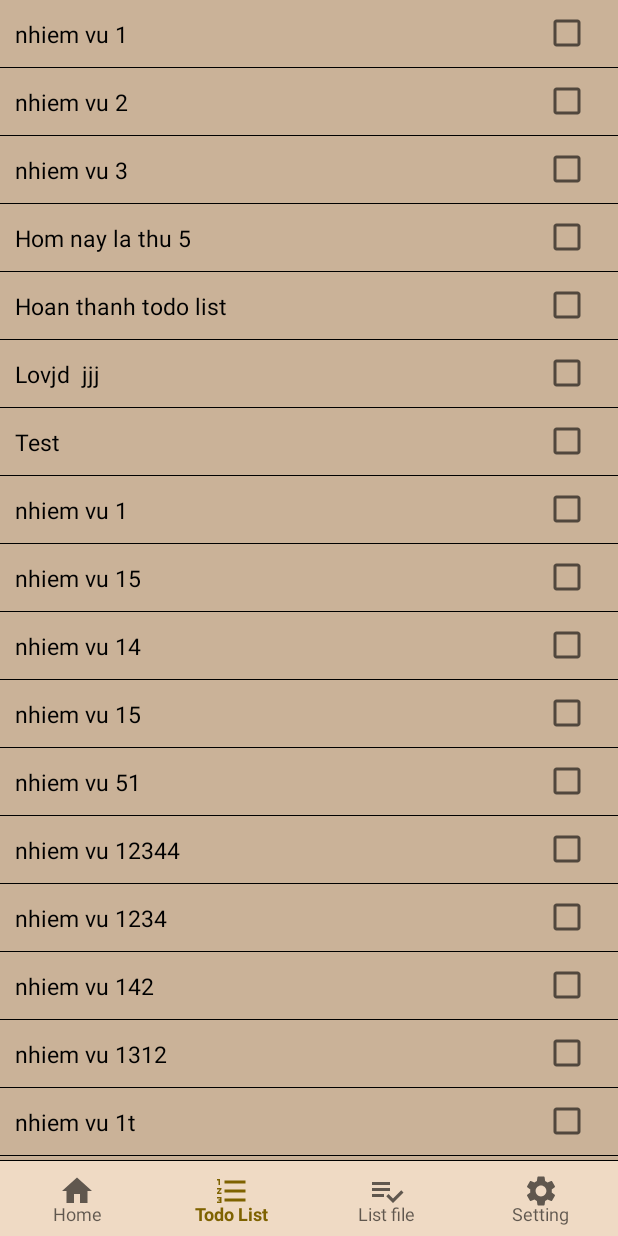
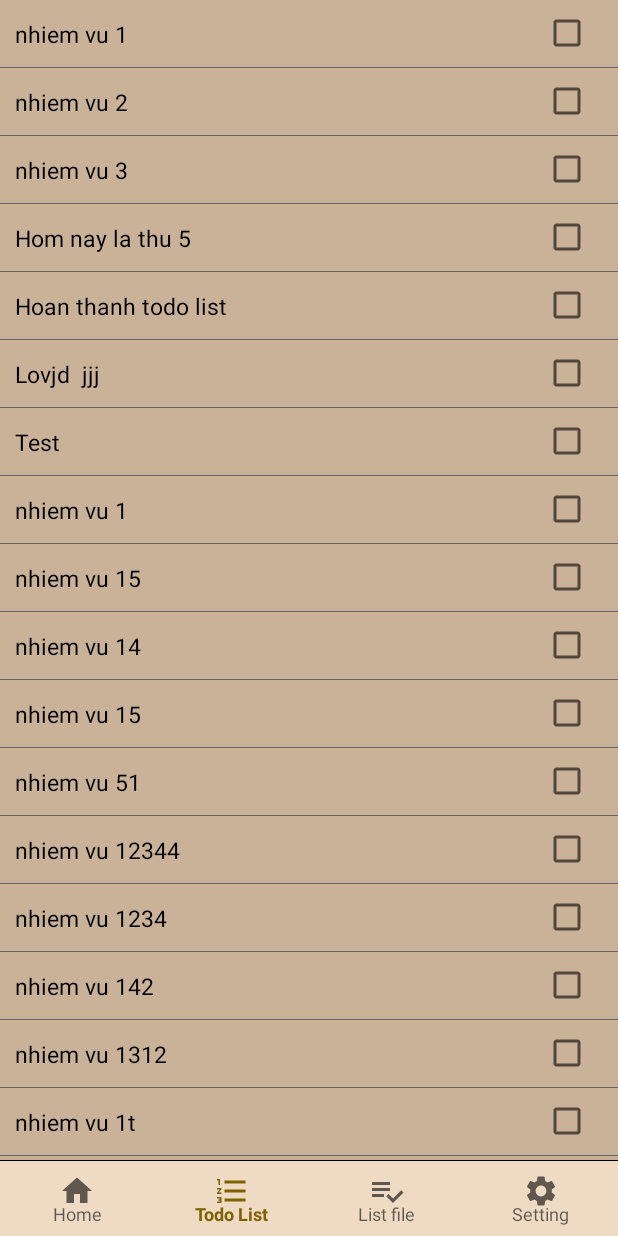
Before and after one commit to haumenphai/Android-TextEditor-Note-TodoList, an Android app: the screen it shows after launch (MainActivity), item 2 of the bottom bar chosen, on a phone screen of 412 x 824 dp. Run offline under Robolectric (Android 15) with nearby library versions, the phone set to English and light mode, and no system bars; our stand-ins replace Room's generated code, data binding; libraries missing offline, so code that uses them is left out: promax.hmp.dev; 3 statements that could not run were skipped.

Commit message:
update UI

```diff
--- a/app/src/main/java/promax/dohaumen/text_edittor_mvvm/adapter/FileTextAdapter.kt
+++ b/app/src/main/java/promax/dohaumen/text_edittor_mvvm/adapter/FileTextAdapter.kt
@@ -63,7 +63,7 @@ class FileTextAdapter: RecyclerView.Adapter<FileTextAdapter.Holder>() {
         if (fileText.isCheck) {
             holder.b.background.setBackgroundColor(ContextCompat.getColor(context, R.color.red_500))
         } else {
-            holder.b.background.setBackgroundResource(R.drawable.rippler_brow)
+            holder.b.background.setBackgroundResource(R.drawable.rippler_item_brow)
         }
 
         if (hienThiItemListFileBiXoa) {
--- a/app/src/main/java/promax/dohaumen/text_edittor_mvvm/todo_list/adapter/CustomBindingAdapter.kt
+++ b/app/src/main/java/promax/dohaumen/text_edittor_mvvm/todo_list/adapter/CustomBindingAdapter.kt
@@ -4,11 +4,11 @@ import android.view.View
 import androidx.databinding.BindingAdapter
 import promax.dohaumen.text_edittor_mvvm.R
 
-@BindingAdapter("android:customBackground")
+@BindingAdapter("promax:customBackground")
 fun setCustomPrimaryBackground(v: View, isCompleted: Boolean) {
     if (!isCompleted) {
-        v.setBackgroundResource(R.drawable.rippler_brow)
+        v.setBackgroundResource(R.drawable.rippler_item_brow)
     } else {
-        v.setBackgroundResource(R.drawable.ripper_btn_red)
+        v.setBackgroundResource(R.drawable.rippler_item_completed)
     }
 }
--- a/app/src/main/java/promax/dohaumen/text_edittor_mvvm/todo_list/data/TaskDao.kt
+++ /dev/null
@@ -1,28 +0,0 @@
-package promax.dohaumen.text_edittor_mvvm.todo_list.data
-
-import androidx.lifecycle.LiveData
-import androidx.room.*
-
-@Dao
-interface TaskDao {
-    @Insert
-    fun insert(vararg task: Task)
-
-    @Update
-    fun update(vararg task: Task)
-
-    @Delete
-    fun delete(vararg task: Task)
-
-    @Query("DELETE FROM task")
-    fun deleteAll()
-
-    @Query("SELECT * FROM task where isCompleted = :isComplete")
-    fun getList(isComplete: Boolean): List<Task>
-
-    @Query("SELECT * FROM task where isCompleted = :isComplete")
-    fun getLiveData(isComplete: Boolean): LiveData<List<Task>>
-
-    @Query("SELECT * FROM task where isDeleted = :isDelete")
-    fun getListDeleted(isDelete: Boolean): List<Task>
-}
--- a/app/src/main/java/promax/dohaumen/text_edittor_mvvm/todo_list/data/TaskDatabase.kt
+++ b/app/src/main/java/promax/dohaumen/text_edittor_mvvm/todo_list/data/TaskDatabase.kt
@@ -1,8 +1,7 @@
 package promax.dohaumen.text_edittor_mvvm.todo_list.data
 
-import androidx.room.Database
-import androidx.room.Room
-import androidx.room.RoomDatabase
+import androidx.lifecycle.LiveData
+import androidx.room.*
 import promax.dohaumen.text_edittor_mvvm.MyApplication.Companion.context
 
 @Database(entities = [Task::class], version = 1)
@@ -18,5 +17,28 @@ abstract class TaskDatabase: RoomDatabase() {
         }
 
     }
+}
 
+@Dao
+interface TaskDao {
+    @Insert
+    fun insert(vararg task: Task)
+
+    @Update
+    fun update(vararg task: Task)
+
+    @Delete
+    fun delete(vararg task: Task)
+
+    @Query("DELETE FROM task")
+    fun deleteAll()
+
+    @Query("SELECT * FROM task where isCompleted = :isComplete")
+    fun getList(isComplete: Boolean): List<Task>
+
+    @Query("SELECT * FROM task where isCompleted = :isComplete")
+    fun getLiveData(isComplete: Boolean): LiveData<List<Task>>
+
+    @Query("SELECT * FROM task where isDeleted = :isDelete")
+    fun getListDeleted(isDelete: Boolean): List<Task>
 }
--- a/app/src/main/res/drawable/rippler_brow.xml
+++ b/app/src/main/res/drawable/rippler_item_brow.xml
@@ -3,7 +3,7 @@
     android:color="#ECAC4E">
     <item>
         <shape android:shape="rectangle">
-            <solid android:color="@color/color_edit_2"/>
+            <solid android:color="@color/color_item2"/>
         </shape>
     </item>
 </ripple>
--- a/app/src/main/res/drawable/rippler_white_blue.xml
+++ b/app/src/main/res/drawable/rippler_white_blue.xml
@@ -1,5 +1,7 @@
 <?xml version="1.0" encoding="utf-8"?>
-<ripple android:color="#0099FF" xmlns:android="http://schemas.android.com/apk/res/android">
+<ripple
+    android:color="#0099FF"
+    xmlns:android="http://schemas.android.com/apk/res/android">
 
     <item>
         <shape android:shape="rectangle">
--- a/app/src/main/res/layout/item_file_text.xml
+++ b/app/src/main/res/layout/item_file_text.xml
@@ -5,7 +5,7 @@
     android:layout_height="wrap_content"
     xmlns:app="http://schemas.android.com/apk/res-auto"
     android:id="@+id/background"
-    android:background="@drawable/rippler_brow"
+    android:background="@drawable/rippler_item_brow"
     >
 
     <View
--- a/app/src/main/res/layout/item_task.xml
+++ b/app/src/main/res/layout/item_task.xml
@@ -1,6 +1,7 @@
 <?xml version="1.0" encoding="utf-8"?>
 <layout xmlns:android="http://schemas.android.com/apk/res/android"
-    xmlns:tools="http://schemas.android.com/tools">
+    xmlns:tools="http://schemas.android.com/tools"
+    xmlns:promax="http://schemas.android.com/apk/res-auto">
 
     <data>
         <import type="android.view.View"/>
@@ -11,7 +12,8 @@
 
     <RelativeLayout
         android:id="@+id/background"
-        android:customBackground="@{task.completed}"
+        promax:customBackground="@{task.completed}"
+        tools:background="@drawable/rippler_item_brow"
         android:layout_width="match_parent"
         android:layout_height="45dp"
         >
@@ -38,9 +40,9 @@
             />
         <View
             android:layout_width="match_parent"
-            android:layout_height="0.5dp"
-            android:background="@color/black"
-            android:layout_below="@id/checkbox_complete"
+            android:layout_height="0.2dp"
+            android:background="#656565"
+            android:layout_alignParentBottom="true"
             />
     </RelativeLayout>
 </layout>
--- a/app/src/main/res/values/colors.xml
+++ b/app/src/main/res/values/colors.xml
@@ -15,4 +15,9 @@
 
     <color name="color_black_2">#292929</color>
     <color name="test">#515151</color>
+
+<!--    Color item rippler solid-->
+    <color name="color_item">#E3E6CFAD</color>
+    <color name="color_item2">#E3FFEBCD</color>
+
 </resources>
```
Also changed, not shown: app/src/main/res/drawable/rippler_item_completed.xml (added, +8 -0 lines).
